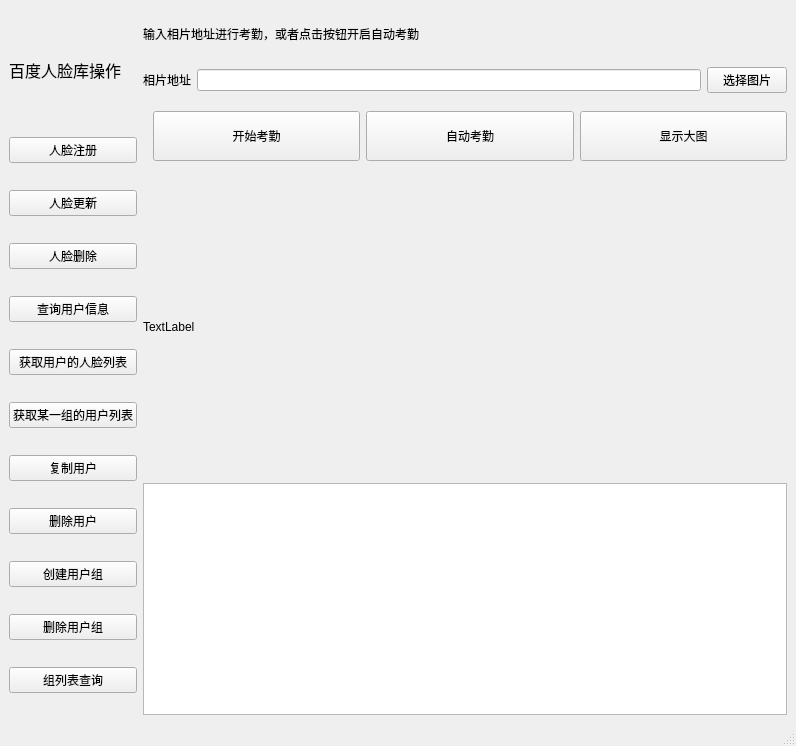
Before: the Qt Designer form GUI_learing/baidufaceset/faceset_ui.ui in TangYF1997/-, drawn with Qt 5.
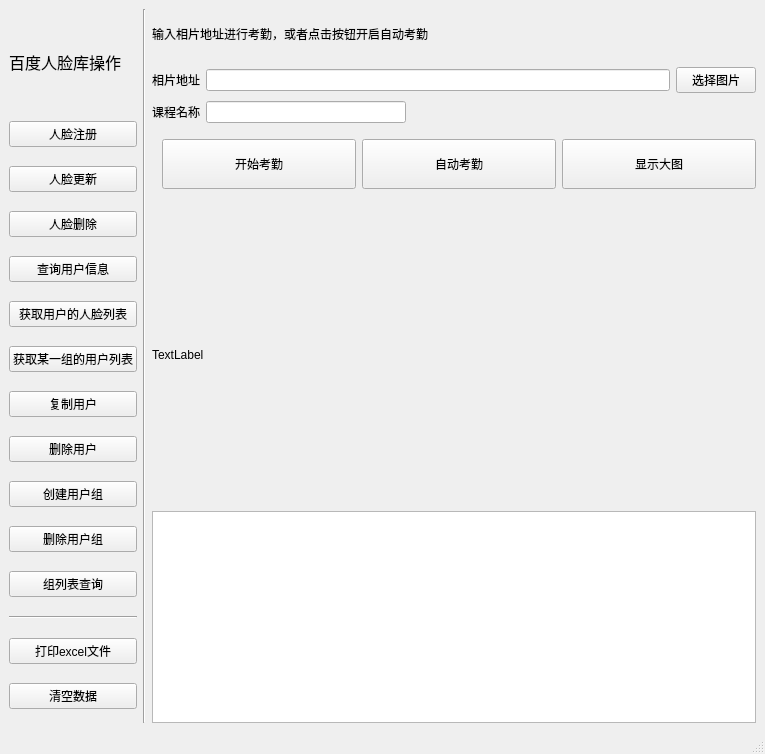
After: the same form once the commit is applied.

Patch:
```diff
--- a/GUI_learing/baidufaceset/faceset_ui.ui
+++ b/GUI_learing/baidufaceset/faceset_ui.ui
@@ -6,8 +6,8 @@
    <rect>
     <x>0</x>
     <y>0</y>
-    <width>796</width>
-    <height>746</height>
+    <width>765</width>
+    <height>754</height>
    </rect>
   </property>
   <property name="windowTitle">
@@ -113,8 +113,36 @@
         </property>
        </widget>
       </item>
+      <item>
+       <widget class="Line" name="line">
+        <property name="orientation">
+         <enum>Qt::Horizontal</enum>
+        </property>
+       </widget>
+      </item>
+      <item>
+       <widget class="QPushButton" name="pushButton_16">
+        <property name="text">
+         <string>打印excel文件</string>
+        </property>
+       </widget>
+      </item>
+      <item>
+       <widget class="QPushButton" name="pushButton_17">
+        <property name="text">
+         <string>清空数据</string>
+        </property>
+       </widget>
+      </item>
      </layout>
     </item>
+    <item>
+     <widget class="Line" name="line_2">
+      <property name="orientation">
+       <enum>Qt::Vertical</enum>
+      </property>
+     </widget>
+    </item>
     <item>
      <layout class="QVBoxLayout" name="verticalLayout_2">
       <item>
@@ -157,6 +185,52 @@
         </item>
        </layout>
       </item>
+      <item>
+       <layout class="QHBoxLayout" name="horizontalLayout_3">
+        <property name="topMargin">
+         <number>0</number>
+        </property>
+        <item>
+         <widget class="QLabel" name="label_4">
+          <property name="sizePolicy">
+           <sizepolicy hsizetype="Minimum" vsizetype="Minimum">
+            <horstretch>0</horstretch>
+            <verstretch>0</verstretch>
+           </sizepolicy>
+          </property>
+          <property name="maximumSize">
+           <size>
+            <width>48</width>
+            <height>16777215</height>
+           </size>
+          </property>
+          <property name="contextMenuPolicy">
+           <enum>Qt::DefaultContextMenu</enum>
+          </property>
+          <property name="text">
+           <string>课程名称</string>
+          </property>
+         </widget>
+        </item>
+        <item>
+         <widget class="QLineEdit" name="lineEdit_2">
+          <property name="maximumSize">
+           <size>
+            <width>200</width>
+            <height>16777215</height>
+           </size>
+          </property>
+         </widget>
+        </item>
+        <item>
+         <widget class="QLabel" name="label_5">
+          <property name="text">
+           <string/>
+          </property>
+         </widget>
+        </item>
+       </layout>
+      </item>
       <item>
        <layout class="QHBoxLayout" name="horizontalLayout_2">
         <property name="leftMargin">
```
Left out of the diff: 68 changed lines with no effect on the pictures.
